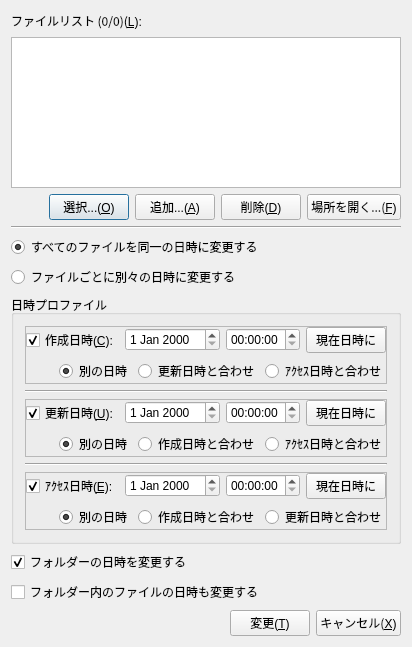
First picture: the form in MainDialog.ui, repository Aoi-hosizora/FileTimeChanger, before the edit.
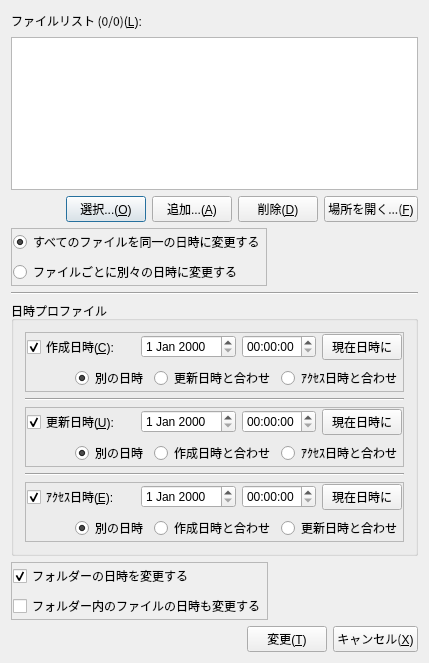
Second picture: the form after the edit.

Commit message: Add Some Slot & Config & UI Interactive

```diff
--- a/MainDialog.ui
+++ b/MainDialog.ui
@@ -6,8 +6,8 @@
    <rect>
     <x>0</x>
     <y>0</y>
-    <width>393</width>
-    <height>647</height>
+    <width>429</width>
+    <height>663</height>
    </rect>
   </property>
   <property name="font">
@@ -94,6 +94,64 @@
      </item>
     </layout>
    </item>
+   <item>
+    <layout class="QHBoxLayout" name="horizontalLayout_7">
+     <item>
+      <widget class="QFrame" name="frame_4">
+       <property name="frameShape">
+        <enum>QFrame::StyledPanel</enum>
+       </property>
+       <property name="frameShadow">
+        <enum>QFrame::Raised</enum>
+       </property>
+       <layout class="QVBoxLayout" name="verticalLayout">
+        <property name="leftMargin">
+         <number>1</number>
+        </property>
+        <property name="topMargin">
+         <number>1</number>
+        </property>
+        <property name="rightMargin">
+         <number>1</number>
+        </property>
+        <property name="bottomMargin">
+         <number>1</number>
+        </property>
+        <item>
+         <widget class="QRadioButton" name="RadioButton_AllFileProp">
+          <property name="text">
+           <string>すべてのファイルを同一の日時に変更する</string>
+          </property>
+          <property name="checked">
+           <bool>true</bool>
+          </property>
+         </widget>
+        </item>
+        <item>
+         <widget class="QRadioButton" name="RadioButton_OneFileProp">
+          <property name="text">
+           <string>ファイルごとに別々の日時に変更する</string>
+          </property>
+         </widget>
+        </item>
+       </layout>
+      </widget>
+     </item>
+     <item>
+      <spacer name="horizontalSpacer_10">
+       <property name="orientation">
+        <enum>Qt::Horizontal</enum>
+       </property>
+       <property name="sizeHint" stdset="0">
+        <size>
+         <width>40</width>
+         <height>20</height>
+        </size>
+       </property>
+      </spacer>
+     </item>
+    </layout>
+   </item>
    <item>
     <widget class="Line" name="line">
      <property name="orientation">
@@ -101,44 +159,6 @@
      </property>
     </widget>
    </item>
-   <item>
-    <layout class="QHBoxLayout" name="horizontalLayout_7">
-     <item>
-      <layout class="QVBoxLayout" name="verticalLayout">
-       <item>
-        <widget class="QRadioButton" name="RadioButton_AllFileProp">
-         <property name="text">
-          <string>すべてのファイルを同一の日時に変更する</string>
-         </property>
-         <property name="checked">
-          <bool>true</bool>
-         </property>
-        </widget>
-       </item>
-       <item>
-        <widget class="QRadioButton" name="RadioButton_OneFileProp">
-         <property name="text">
-          <string>ファイルごとに別々の日時に変更する</string>
-         </property>
-        </widget>
-       </item>
-      </layout>
-     </item>
-     <item>
-      <spacer name="horizontalSpacer_10">
-       <property name="orientation">
-        <enum>Qt::Horizontal</enum>
-       </property>
-       <property name="sizeHint" stdset="0">
-        <size>
-         <width>40</width>
-         <height>20</height>
-        </size>
-       </property>
-      </spacer>
-     </item>
-    </layout>
-   </item>
    <item>
     <widget class="QGroupBox" name="groupBox">
      <property name="title">
@@ -155,16 +175,16 @@
         </property>
         <layout class="QVBoxLayout" name="verticalLayout_2">
          <property name="leftMargin">
-          <number>0</number>
+          <number>1</number>
          </property>
          <property name="topMargin">
-          <number>0</number>
+          <number>1</number>
          </property>
          <property name="rightMargin">
-          <number>0</number>
+          <number>1</number>
          </property>
          <property name="bottomMargin">
-          <number>0</number>
+          <number>1</number>
          </property>
          <item>
           <layout class="QHBoxLayout" name="horizontalLayout_3">
@@ -267,16 +287,16 @@
         </property>
         <layout class="QVBoxLayout" name="verticalLayout_3">
          <property name="leftMargin">
-          <number>0</number>
+          <number>1</number>
          </property>
          <property name="topMargin">
-          <number>0</number>
+          <number>1</number>
          </property>
          <property name="rightMargin">
-          <number>0</number>
+          <number>1</number>
          </property>
          <property name="bottomMargin">
-          <number>0</number>
+          <number>1</number>
          </property>
          <item>
           <layout class="QHBoxLayout" name="horizontalLayout_4">
@@ -379,16 +399,16 @@
         </property>
         <layout class="QVBoxLayout" name="verticalLayout_4">
          <property name="leftMargin">
-          <number>0</number>
+          <number>1</number>
          </property>
          <property name="topMargin">
-          <number>0</number>
+          <number>1</number>
          </property>
          <property name="rightMargin">
-          <number>0</number>
+          <number>1</number>
          </property>
          <property name="bottomMargin">
-          <number>0</number>
+          <number>1</number>
          </property>
          <item>
           <layout class="QHBoxLayout" name="horizontalLayout_5">
@@ -500,25 +520,45 @@
    <item>
     <layout class="QHBoxLayout" name="horizontalLayout_6">
      <item>
-      <layout class="QVBoxLayout" name="verticalLayout_5">
-       <item>
-        <widget class="QCheckBox" name="CheckButton_TransformFolderAlso">
-         <property name="text">
-          <string>フォルダーの日時を変更する</string>
-         </property>
-         <property name="checked">
-          <bool>true</bool>
-         </property>
-        </widget>
-       </item>
-       <item>
-        <widget class="QCheckBox" name="CheckButton_TransformRecursion">
-         <property name="text">
-          <string>フォルダー内のファイルの日時も変更する</string>
-         </property>
-        </widget>
-       </item>
-      </layout>
+      <widget class="QFrame" name="frame_5">
+       <property name="frameShape">
+        <enum>QFrame::StyledPanel</enum>
+       </property>
+       <property name="frameShadow">
+        <enum>QFrame::Raised</enum>
+       </property>
+       <layout class="QVBoxLayout" name="verticalLayout_5">
+        <property name="leftMargin">
+         <number>1</number>
+        </property>
+        <property name="topMargin">
+         <number>1</number>
+        </property>
+        <property name="rightMargin">
+         <number>1</number>
+        </property>
+        <property name="bottomMargin">
+         <number>1</number>
+        </property>
+        <item>
+         <widget class="QCheckBox" name="CheckButton_TransformFolderAlso">
+          <property name="text">
+           <string>フォルダーの日時を変更する</string>
+          </property>
+          <property name="checked">
+           <bool>true</bool>
+          </property>
+         </widget>
+        </item>
+        <item>
+         <widget class="QCheckBox" name="CheckButton_TransformRecursion">
+          <property name="text">
+           <string>フォルダー内のファイルの日時も変更する</string>
+          </property>
+         </widget>
+        </item>
+       </layout>
+      </widget>
      </item>
      <item>
       <spacer name="horizontalSpacer_9">
```
Left out of the diff: 521 changed lines with no effect on the pictures. The commit also changes 7 other files.
